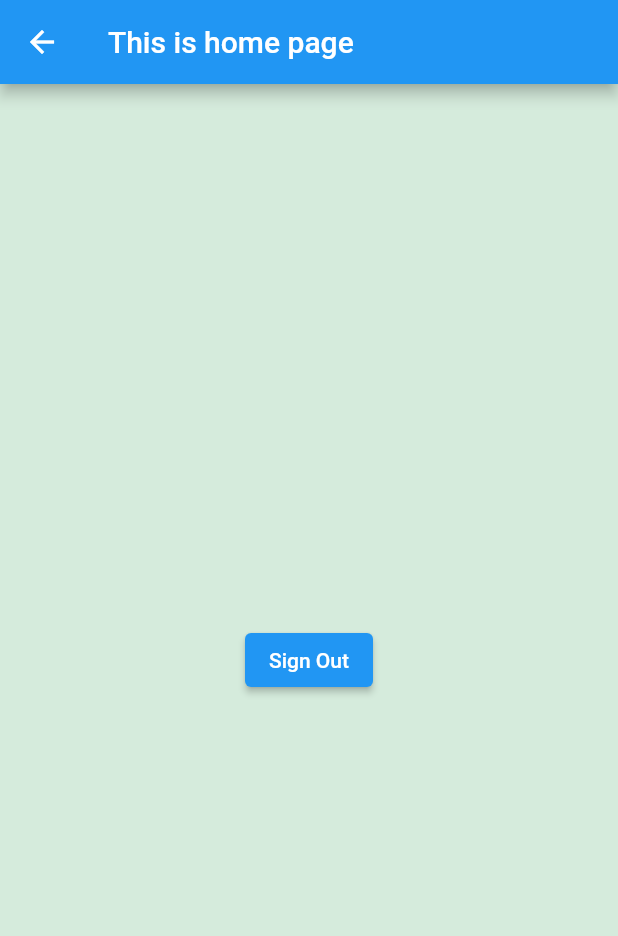
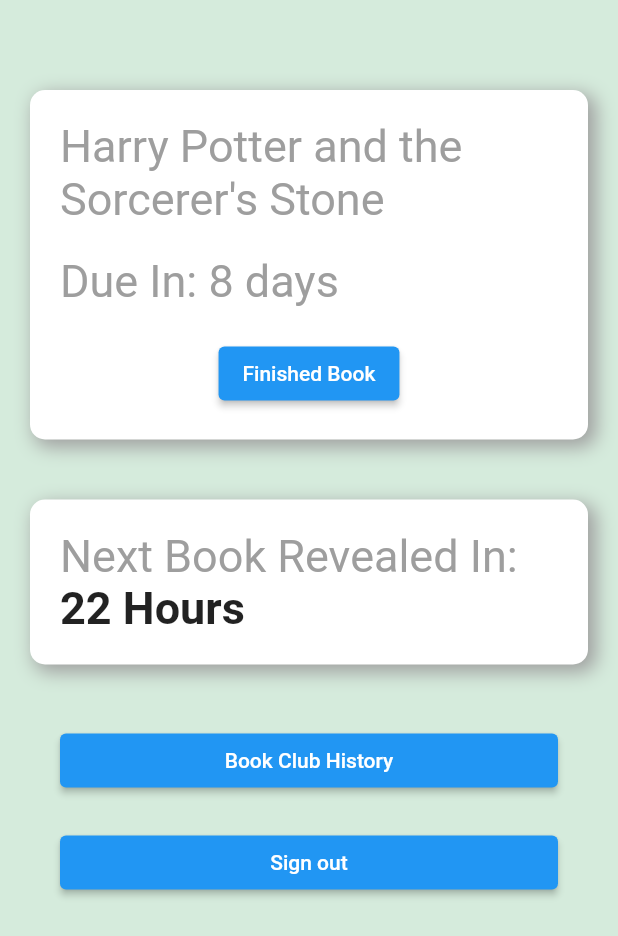
Before and after one commit to WittVitorHugo/app_diet, a Flutter app: the HomeScreen screen opened directly, on a phone screen of 412 x 824 dp. Shown: the top 936 px of the screen. Run offline on Flutter 3.47's test engine with Material 2 defaults, Android fonts, the light colour scheme and no system bars; our stand-ins replace cloud_firestore, firebase_auth, firebase_core, google_sign_in; accounts and stored records are empty; network calls fail.

Commit message:
UI begining

```diff
--- a/app_diet/lib/main.dart
+++ b/app_diet/lib/main.dart
@@ -26,7 +26,7 @@
       child: MaterialApp(
         debugShowCheckedModeBanner: false,
         theme: OurTheme().buildTheme(),
-        home: const OurRoot(),
+        home: OurRoot(),
       ),
     );
   }
--- a/app_diet/lib/models/user.dart
+++ b/app_diet/lib/models/user.dart
@@ -1,15 +1,18 @@
 import 'package:cloud_firestore/cloud_firestore.dart';
+import 'package:flutter/cupertino.dart';
 
 class OurUser {
   String uid;
-  late String email;
-  late String fullName;
-  late Timestamp accountCreated;
+  String email;
+  String fullName;
+  Timestamp accountCreated;
+  String groupId;
 
   OurUser({
     required this.uid,
     required this.email,
     required this.fullName,
     required this.accountCreated,
+    required this.groupId,
   });
 }
--- a/app_diet/lib/screens/home/home.dart
+++ b/app_diet/lib/screens/home/home.dart
@@ -1,11 +1,22 @@
+import 'package:app_diet/screens/nogroup/no_group.dart';
 import 'package:app_diet/screens/root/root.dart';
 import 'package:app_diet/states/current_user.dart';
+import 'package:app_diet/widgets/our_container.dart';
 import 'package:firebase_auth/firebase_auth.dart';
 import 'package:flutter/material.dart';
 import 'package:provider/provider.dart';
 
 class HomeScreen extends StatelessWidget {
   const HomeScreen({Key? key}) : super(key: key);
+
+  void _goToNoGroup(BuildContext context) {
+    Navigator.push(
+      context,
+      MaterialPageRoute(
+        builder: (context) => OurNoGroup(),
+      ),
+    );
+  }
 
   void _signOut(BuildContext context) async {
     CurrentUser _currentUser = Provider.of<CurrentUser>(context, listen: false);
@@ -19,14 +30,83 @@
   @override
   Widget build(BuildContext context) {
     return Scaffold(
-      appBar: AppBar(
-        title: const Text("This is home page"),
-      ),
-      body: Center(
-        child: ElevatedButton(
-          child: Text("Sign Out"),
-          onPressed: () => _signOut(context),
-        ),
+      body: ListView(
+        children: <Widget>[
+          const SizedBox(
+            height: 40,
+          ),
+          Padding(
+            padding: const EdgeInsets.all(20.0),
+            child: OurContainer(
+              child: Column(
+                children: <Widget>[
+                  const Text(
+                    "Harry Potter and the Sorcerer's Stone",
+                    style: TextStyle(fontSize: 30, color: Colors.grey),
+                  ),
+                  Padding(
+                    padding: const EdgeInsets.symmetric(vertical: 20.0),
+                    child: Row(
+                      children: const <Widget>[
+                        Text(
+                          "Due In: ",
+                          style: TextStyle(fontSize: 30, color: Colors.grey),
+                        ),
+                        Text(
+                          "8 days",
+                          style: TextStyle(fontSize: 30, color: Colors.grey),
+                        ),
+                      ],
+                    ),
+                  ),
+                  ElevatedButton(
+                    child: const Text(
+                      "Finished Book",
+                      style: TextStyle(color: Colors.white),
+                    ),
+                    onPressed: () {},
+                  ),
+                ],
+              ),
+            ),
+          ),
+          Padding(
+            padding: const EdgeInsets.all(20.0),
+            child: OurContainer(
+              child: Column(
+                crossAxisAlignment: CrossAxisAlignment.start,
+                children: const <Widget>[
+                  Text(
+                    "Next Book Revealed In: ",
+                    style: TextStyle(fontSize: 30, color: Colors.grey),
+                  ),
+                  Text(
+                    "22 Hours",
+                    style: TextStyle(fontSize: 30, fontWeight: FontWeight.bold),
+                  ),
+                ],
+              ),
+            ),
+          ),
+          Padding(
+            padding:
+                const EdgeInsets.symmetric(horizontal: 40.0, vertical: 20.0),
+            child: ElevatedButton(
+              child: const Text(
+                "Book Club History",
+                style: TextStyle(color: Colors.white),
+              ),
+              onPressed: () => _goToNoGroup(context),
+            ),
+          ),
+          Padding(
+            padding: const EdgeInsets.symmetric(horizontal: 40.0),
+            child: ElevatedButton(
+              child: const Text("Sign out"),
+              onPressed: () => _signOut(context),
+            ),
+          ),
+        ],
       ),
     );
   }
--- a/app_diet/lib/screens/signup/localwidgets/signup_form.dart
+++ b/app_diet/lib/screens/signup/localwidgets/signup_form.dart
@@ -101,7 +101,7 @@
                 _signUpUser(
                     _emailController.text, _passwordController.text, _fullNameController.text, context);
               } else {
-                ScaffoldMessenger.of(context).showSnackBar(SnackBar(
+                ScaffoldMessenger.of(context).showSnackBar(const SnackBar(
                   content: Text("Password do not match!"),
                   duration: Duration(seconds: 2),
                 ));
--- a/app_diet/lib/services/database.dart
+++ b/app_diet/lib/services/database.dart
@@ -9,7 +9,7 @@
     String retVal = "error";
     try {
       await _firestore.collection("users").doc(user.uid).set({
-        'fullName': user.uid,
+        'fullName': user.fullName,
         'email': user.email,
         'accountCreated': Timestamp.now(),
       });
@@ -21,12 +21,13 @@
   }
 
   Future<OurUser> getUserInfo(String uid) async {
-    OurUser retVal = OurUser(uid: uid, email: '', fullName: '', accountCreated: Timestamp.now());
+    OurUser retVal = OurUser(uid: uid, email: '', fullName: '', accountCreated: Timestamp.now(), groupId: '');
     try {
       DocumentSnapshot _docSnapshot = await _firestore.collection("users").doc(uid).get();
       retVal.uid = uid;
       retVal.fullName = _docSnapshot.data()["fullName"];
       retVal.accountCreated = _docSnapshot.data()["accountCreated"];
+      retVal.groupId = _docSnapshot.data()["groupId"];
     } catch (e) {
       print(e);
     }
--- a/app_diet/lib/states/current_user.dart
+++ b/app_diet/lib/states/current_user.dart
@@ -10,8 +10,7 @@
 import 'package:google_sign_in/google_sign_in.dart';
 
 class CurrentUser extends ChangeNotifier {
-  OurUser _currentUser = OurUser(
-      uid: '', fullName: '', email: '', accountCreated: Timestamp.now());
+  OurUser _currentUser = OurUser(uid: '', fullName: '', email: '', accountCreated: Timestamp.now(), groupId: '');
 
   OurUser get getCurrentUser => _currentUser;
 
@@ -36,8 +35,7 @@
 
     try {
       await FirebaseAuth.instance.signOut();
-      _currentUser = OurUser(
-          fullName: '', uid: '', email: '', accountCreated: Timestamp.now());
+      _currentUser = OurUser(uid: '', fullName: '', email: '', accountCreated: Timestamp.now(), groupId: '');
       retVal = "success";
     } catch (e) {
       print(e);
@@ -49,12 +47,7 @@
   Future<String> signUpUser(
       String email, String password, String fullName) async {
     String retVal = "error";
-    OurUser _user = OurUser(
-      uid: '',
-      fullName: '',
-      email: '',
-      accountCreated: Timestamp.now(),
-    );
+    OurUser _user = OurUser(uid: '', fullName: '', email: '', accountCreated: Timestamp.now(), groupId: '');
 
     try {
       UserCredential _userCredential = await FirebaseAuth.instance
--- a/app_diet/lib/utils/our_theme.dart
+++ b/app_diet/lib/utils/our_theme.dart
@@ -25,7 +25,7 @@
       buttonTheme: ButtonThemeData(
         buttonColor: _darkerGrey,
         padding: const EdgeInsets.symmetric(horizontal: 20.0),
-        minWidth: 200,
+        minWidth: 150,
         height: 40.0,
         shape: RoundedRectangleBorder(
           borderRadius: BorderRadius.circular(20.0),
```
Also changed, not shown: app_diet/lib/models/group.dart (added, +17 -0 lines), app_diet/lib/screens/creategroup/create_group.dart (added, +66 -0 lines), app_diet/lib/screens/joingroup/join_group.dart (added, +65 -0 lines), app_diet/lib/screens/nogroup/no_group.dart (added, +87 -0 lines), app_diet/lib/screens/root/root.dart (+25 -5 lines), app_diet/lib/screens/splashscreen/splash_screen.dart (added, +14 -0 lines).
